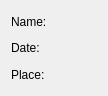
Qt form TestingGrounds/eventwidget.ui (HKavalos/ToGather) before a commit.
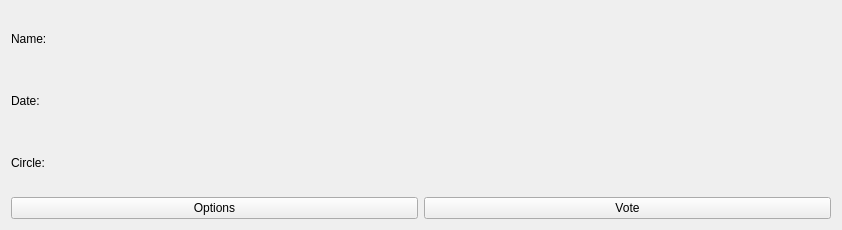
The same form after that commit.

```diff
--- a/TestingGrounds/eventwidget.ui
+++ b/TestingGrounds/eventwidget.ui
@@ -6,8 +6,8 @@
    <rect>
     <x>0</x>
     <y>0</y>
-    <width>108</width>
-    <height>96</height>
+    <width>842</width>
+    <height>230</height>
    </rect>
   </property>
   <property name="sizePolicy">
@@ -37,10 +37,28 @@
    <item>
     <widget class="QLabel" name="place_label">
      <property name="text">
-      <string>Place:</string>
+      <string>Circle: </string>
      </property>
     </widget>
    </item>
+   <item>
+    <layout class="QHBoxLayout" name="horizontalLayout">
+     <item>
+      <widget class="QPushButton" name="op_go_button">
+       <property name="text">
+        <string>Options</string>
+       </property>
+      </widget>
+     </item>
+     <item>
+      <widget class="QPushButton" name="vote_go_button">
+       <property name="text">
+        <string>Vote</string>
+       </property>
+      </widget>
+     </item>
+    </layout>
+   </item>
   </layout>
  </widget>
  <resources/>
```
Left out of the diff: 2 changed lines with no effect on the pictures.
